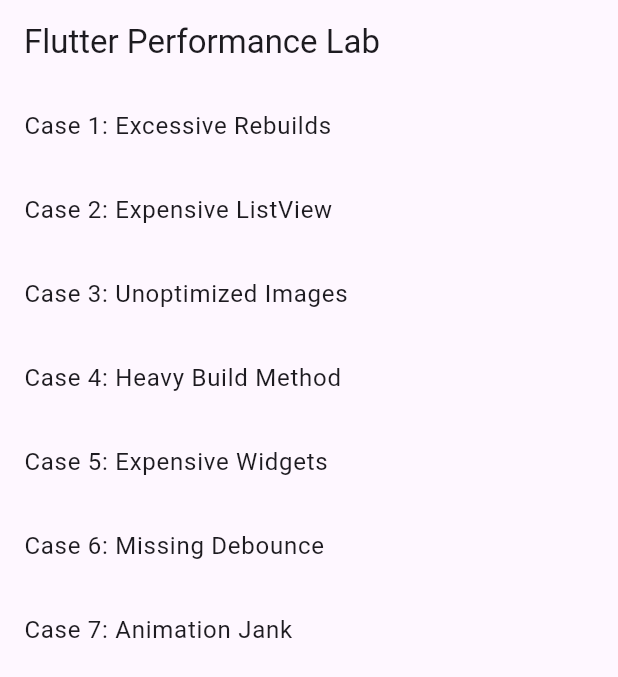
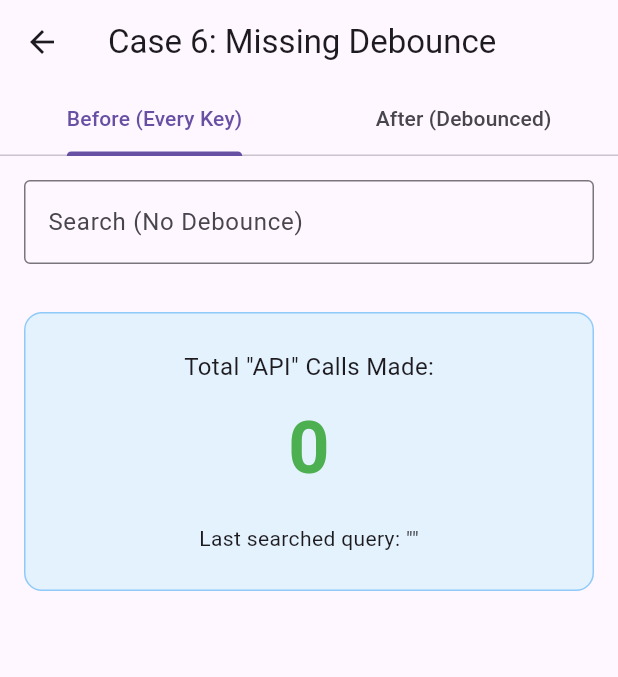
Before and after one commit to WagyuuA5/Flutter_Performance_Lab, a Flutter app: the screen it shows after launch, after a tap on "Case 6: Missing Debounce", on a phone screen of 412 x 824 dp. Shown: the top 677 px of the screen. Run offline on Flutter 3.47's test engine with Material 3 defaults, Android fonts, the phone set to English and light mode, and no system bars; our stand-ins replace cached_network_image.

Commit message:
feat: add case 6 missing debounce

```diff
--- /dev/null
+++ b/lib/cases/debounce/case_debounce.dart
@@ -0,0 +1,178 @@
+import 'dart:async';
+import 'package:flutter/material.dart';
+
+class CaseDebounceScreen extends StatelessWidget {
+  const CaseDebounceScreen({super.key});
+
+  @override
+  Widget build(BuildContext context) {
+    return DefaultTabController(
+      length: 2,
+      child: Scaffold(
+        appBar: AppBar(
+          title: const Text('Case 6: Missing Debounce'),
+          bottom: const TabBar(
+            tabs: [
+              Tab(text: 'Before (Every Key)'),
+              Tab(text: 'After (Debounced)'),
+            ],
+          ),
+        ),
+        body: const TabBarView(
+          children: [
+            _BeforeDebounce(),
+            _AfterDebounce(),
+          ],
+        ),
+      ),
+    );
+  }
+}
+
+class _BeforeDebounce extends StatefulWidget {
+  const _BeforeDebounce();
+
+  @override
+  State<_BeforeDebounce> createState() => _BeforeDebounceState();
+}
+
+class _BeforeDebounceState extends State<_BeforeDebounce> {
+  int _apiCallCount = 0;
+  String _lastQuery = '';
+  final TextEditingController _controller = TextEditingController();
+
+  void _onSearchChanged(String query) {
+    // BAD: Called immediately on every single keystroke
+    _performFakeApiCall(query);
+  }
+
+  void _performFakeApiCall(String query) {
+    setState(() {
+      _apiCallCount++;
+      _lastQuery = query;
+    });
+  }
+
+  @override
+  void dispose() {
+    _controller.dispose();
+    super.dispose();
+  }
+
+  @override
+  Widget build(BuildContext context) {
+    return Padding(
+      padding: const EdgeInsets.all(16.0),
+      child: Column(
+        children: [
+          TextField(
+            controller: _controller,
+            onChanged: _onSearchChanged,
+            decoration: const InputDecoration(
+              labelText: 'Search (No Debounce)',
+              border: OutlineInputBorder(),
+              hintText: 'Type fast...',
+            ),
+          ),
+          const SizedBox(height: 32),
+          _ApiStatsWidget(callCount: _apiCallCount, lastQuery: _lastQuery),
+        ],
+      ),
+    );
+  }
+}
+
+class _AfterDebounce extends StatefulWidget {
+  const _AfterDebounce();
+
+  @override
+  State<_AfterDebounce> createState() => _AfterDebounceState();
+}
+
+class _AfterDebounceState extends State<_AfterDebounce> {
+  int _apiCallCount = 0;
+  String _lastQuery = '';
+  final TextEditingController _controller = TextEditingController();
+  Timer? _debounceTimer;
+
+  void _onSearchChanged(String query) {
+    // GOOD: Cancel previous timer if the user types again within 300ms
+    if (_debounceTimer?.isActive ?? false) _debounceTimer!.cancel();
+
+    _debounceTimer = Timer(const Duration(milliseconds: 300), () {
+      _performFakeApiCall(query);
+    });
+  }
+
+  void _performFakeApiCall(String query) {
+    setState(() {
+      _apiCallCount++;
+      _lastQuery = query;
+    });
+  }
+
+  @override
+  void dispose() {
+    _debounceTimer?.cancel();
+    _controller.dispose();
+    super.dispose();
+  }
+
+  @override
+  Widget build(BuildContext context) {
+    return Padding(
+      padding: const EdgeInsets.all(16.0),
+      child: Column(
+        children: [
+          TextField(
+            controller: _controller,
+            onChanged: _onSearchChanged,
+            decoration: const InputDecoration(
+              labelText: 'Search (300ms Debounce)',
+              border: OutlineInputBorder(),
+              hintText: 'Type fast...',
+            ),
+          ),
+          const SizedBox(height: 32),
+          _ApiStatsWidget(callCount: _apiCallCount, lastQuery: _lastQuery),
+        ],
+      ),
+    );
+  }
+}
+
+class _ApiStatsWidget extends StatelessWidget {
+  final int callCount;
+  final String lastQuery;
+
+  const _ApiStatsWidget({required this.callCount, required this.lastQuery});
+
+  @override
+  Widget build(BuildContext context) {
+    return Container(
+      width: double.infinity,
+      padding: const EdgeInsets.all(24.0),
+      decoration: BoxDecoration(
+        color: Colors.blue.shade50,
+        borderRadius: BorderRadius.circular(12),
+        border: Border.all(color: Colors.blue.shade200),
+      ),
+      child: Column(
+        children: [
+          const Text('Total "API" Calls Made:', style: TextStyle(fontSize: 16)),
+          const SizedBox(height: 8),
+          Text(
+            '$callCount',
+            style: TextStyle(
+              fontSize: 48,
+              fontWeight: FontWeight.bold,
+              color: callCount > 10 ? Colors.red : Colors.green,
+            ),
+          ),
+          const SizedBox(height: 16),
+          Text('Last searched query: "$lastQuery"'),
+        ],
+      ),
+    );
+  }
+}
--- a/lib/main.dart
+++ b/lib/main.dart
@@ -4,6 +4,7 @@
 import 'cases/image/case_image.dart';
 import 'cases/build_method/case_build_method.dart';
 import 'cases/expensive_widgets/case_expensive_widgets.dart';
+import 'cases/debounce/case_debounce.dart';
 
 void main() {
   runApp(const PerformanceLabApp());
@@ -80,7 +81,15 @@
               );
             },
           ),
-          ListTile(title: const Text('Case 6: Missing Debounce'), onTap: () {}),
+          ListTile(
+            title: const Text('Case 6: Missing Debounce'),
+            onTap: () {
+              Navigator.push(
+                context,
+                MaterialPageRoute(builder: (context) => const CaseDebounceScreen()),
+              );
+            },
+          ),
           ListTile(title: const Text('Case 7: Animation Jank'), onTap: () {}),
         ],
       ),
```
